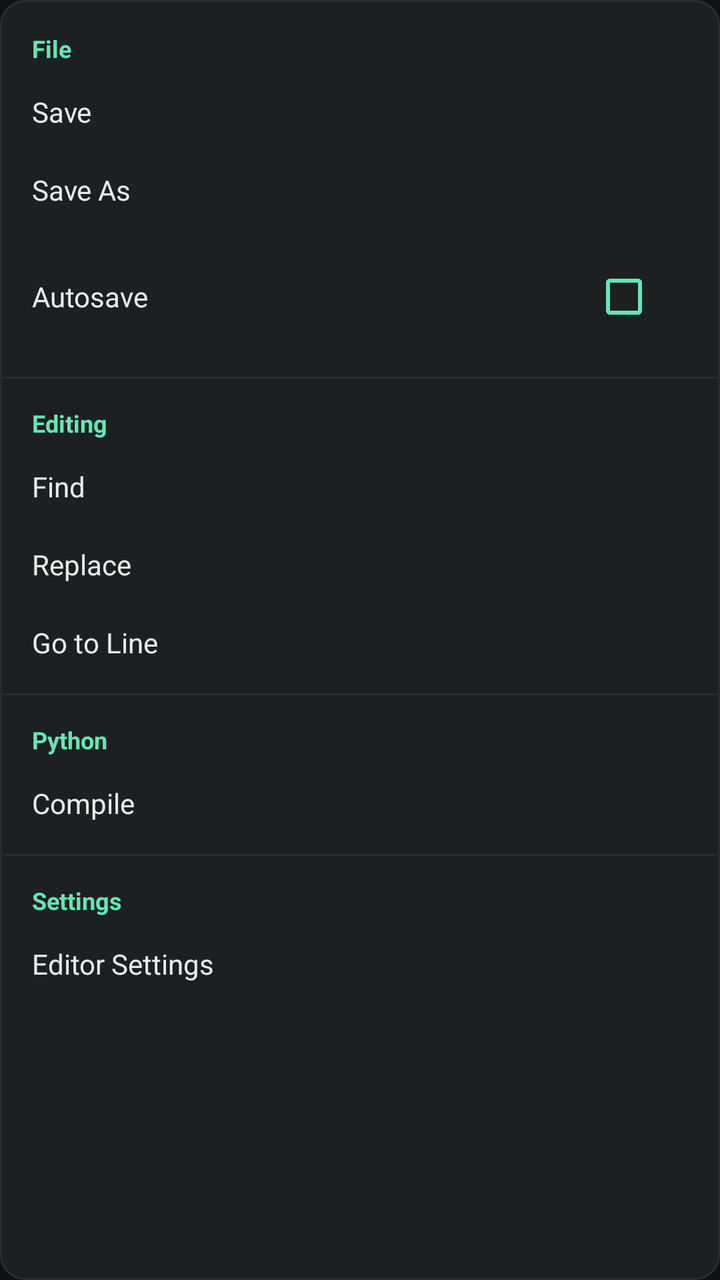
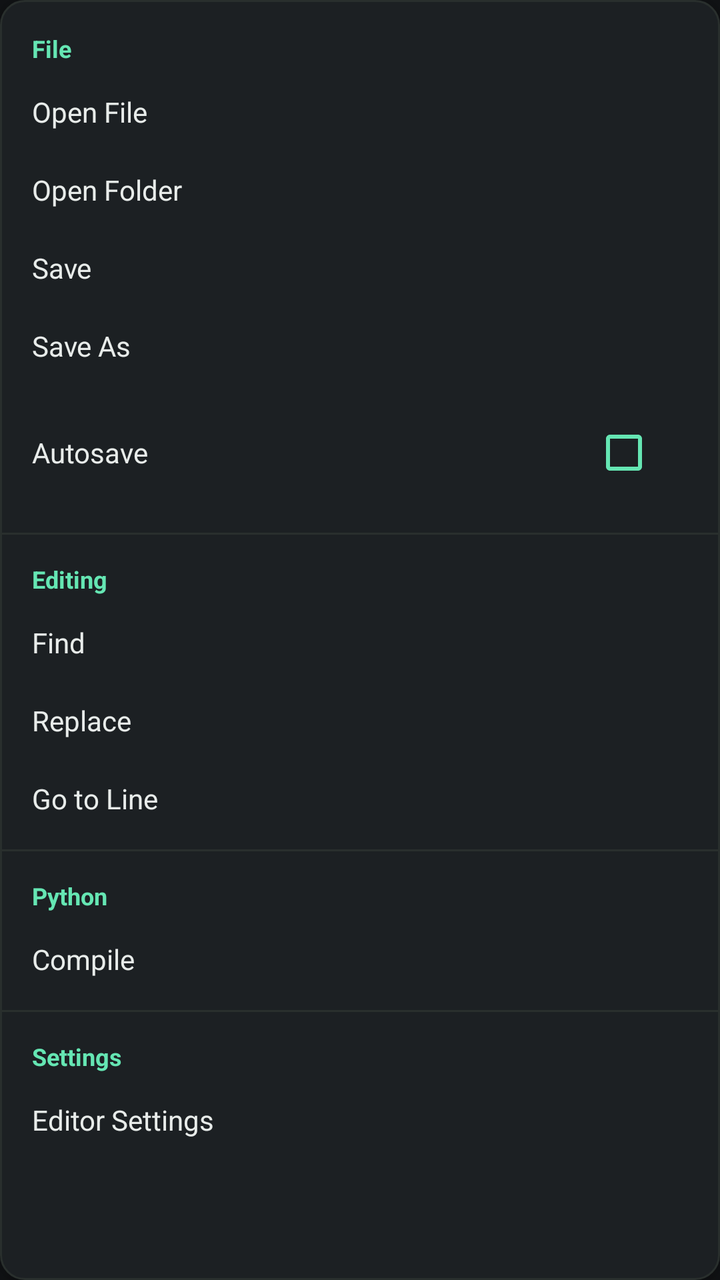

Compare the two renders of this Android layout. The source of the first and the diff that turns it into the second are given below.
<!-- AndroidManifest.xml: application theme Theme.PyEdit -->
<!-- res/layout/popup_menu.xml -->
<?xml version="1.0" encoding="utf-8"?>
<LinearLayout xmlns:android="http://schemas.android.com/apk/res/android"
    android:layout_width="wrap_content"
    android:minWidth="200dp"
    android:layout_height="wrap_content"
    android:orientation="vertical"
    android:background="@drawable/popup_bg"
    android:elevation="8dp"
    android:paddingTop="8dp"
    android:paddingBottom="8dp">

    <TextView android:text="@string/menu_file" style="@style/PopupMenuSectionLabel" />
    <TextView android:id="@+id/menu_item_save" android:text="@string/menu_save" style="@style/PopupMenuItem" />
    <TextView android:id="@+id/menu_item_save_as" android:text="@string/menu_save_as" style="@style/PopupMenuItem" />

    <LinearLayout
        android:id="@+id/menu_item_autosave"
        style="@style/PopupMenuItemRow">
        <TextView
            android:layout_width="0dp"
            android:layout_height="wrap_content"
            android:layout_weight="1"
            android:text="@string/menu_autosave"
            android:textColor="@color/text_normal"
            android:textSize="14sp" />
        <CheckBox
            android:id="@+id/checkbox_autosave"
            android:layout_width="wrap_content"
            android:layout_height="wrap_content"
            android:buttonTint="@color/mint_primary" />
    </LinearLayout>

    <View style="@style/PopupMenuDivider" />

    <TextView android:text="@string/menu_editing" style="@style/PopupMenuSectionLabel" />
    <TextView android:id="@+id/menu_item_find" android:text="@string/menu_find" style="@style/PopupMenuItem" />
    <TextView android:id="@+id/menu_item_replace" android:text="@string/menu_replace" style="@style/PopupMenuItem" />
    <TextView android:id="@+id/menu_item_go_to_line" android:text="@string/menu_go_to_line" style="@style/PopupMenuItem" />

    <View style="@style/PopupMenuDivider" />

    <TextView android:text="@string/menu_python" style="@style/PopupMenuSectionLabel" />
    <TextView android:id="@+id/menu_item_compile" android:text="@string/menu_compile" style="@style/PopupMenuItem" />

    <View style="@style/PopupMenuDivider" />

    <TextView android:text="@string/menu_settings" style="@style/PopupMenuSectionLabel" />
    <TextView android:id="@+id/menu_item_editor_settings" android:text="@string/menu_editor_settings" style="@style/PopupMenuItem" />

</LinearLayout>
<!-- resources referenced by this layout -->
<resources>
  <color name="mint_primary">#65E6B3</color>
  <color name="text_normal">#E8ECEA</color>
  <!-- drawable popup_bg (drawable) -->
  <?xml version="1.0" encoding="utf-8"?>
  <shape xmlns:android="http://schemas.android.com/apk/res/android"
      android:shape="rectangle">
      <solid android:color="@color/popup_background" />
      <corners android:radius="12dp" />
      <stroke
          android:width="1dp"
          android:color="@color/border_divider" />
  </shape>
  <string name="menu_autosave">Autosave</string>
  <string name="menu_compile">Compile</string>
  <string name="menu_editing">Editing</string>
  <string name="menu_editor_settings">Editor Settings</string>
  <string name="menu_file">File</string>
  <string name="menu_find">Find</string>
  <string name="menu_go_to_line">Go to Line</string>
  <string name="menu_python">Python</string>
  <string name="menu_replace">Replace</string>
  <string name="menu_save">Save</string>
  <string name="menu_save_as">Save As</string>
  <string name="menu_settings">Settings</string>
  <style name="PopupMenuDivider">
          <item name="android:layout_width">match_parent</item>
          <item name="android:layout_height">1dp</item>
          <item name="android:layout_marginTop">6dp</item>
          <item name="android:layout_marginBottom">6dp</item>
          <item name="android:background">@color/border_divider</item>
      </style>
  <style name="PopupMenuItem">
          <item name="android:layout_width">match_parent</item>
          <item name="android:layout_height">wrap_content</item>
          <item name="android:paddingStart">16dp</item>
          <item name="android:paddingEnd">16dp</item>
          <item name="android:paddingTop">10dp</item>
          <item name="android:paddingBottom">10dp</item>
          <item name="android:textColor">@color/text_normal</item>
          <item name="android:textSize">14sp</item>
          <item name="android:background">?attr/selectableItemBackground</item>
          <item name="android:clickable">true</item>
          <item name="android:focusable">true</item>
      </style>
  <style name="PopupMenuItemRow">
          <item name="android:layout_width">match_parent</item>
          <item name="android:layout_height">wrap_content</item>
          <item name="android:orientation">horizontal</item>
          <item name="android:paddingStart">16dp</item>
          <item name="android:paddingEnd">16dp</item>
          <item name="android:paddingTop">10dp</item>
          <item name="android:paddingBottom">10dp</item>
          <item name="android:gravity">center_vertical</item>
      </style>
  <style name="PopupMenuSectionLabel">
          <item name="android:layout_width">match_parent</item>
          <item name="android:layout_height">wrap_content</item>
          <item name="android:paddingStart">16dp</item>
          <item name="android:paddingEnd">16dp</item>
          <item name="android:paddingTop">8dp</item>
          <item name="android:paddingBottom">4dp</item>
          <item name="android:textColor">@color/mint_primary</item>
          <item name="android:textSize">12sp</item>
          <item name="android:textStyle">bold</item>
      </style>
  <color name="popup_background">#1C2023</color>
  <color name="border_divider">#292F2D</color>
  <color name="topbar_background">#181B1E</color>
  <color name="editor_background">#111315</color>
</resources>

<!-- the commit's change to res/layout/popup_menu.xml (unified diff, before → after) -->
@@ -10,6 +10,8 @@
     android:paddingBottom="8dp">
 
     <TextView android:text="@string/menu_file" style="@style/PopupMenuSectionLabel" />
+    <TextView android:id="@+id/menu_item_open_file" android:text="@string/open_file" style="@style/PopupMenuItem" />
+    <TextView android:id="@+id/menu_item_open_folder" android:text="@string/open_folder" style="@style/PopupMenuItem" />
     <TextView android:id="@+id/menu_item_save" android:text="@string/menu_save" style="@style/PopupMenuItem" />
     <TextView android:id="@+id/menu_item_save_as" android:text="@string/menu_save_as" style="@style/PopupMenuItem" />
 
<!-- resource entries referenced after the edit -->
@@ -24,6 +24,8 @@
   <string name="menu_save">Save</string>
   <string name="menu_save_as">Save As</string>
   <string name="menu_settings">Settings</string>
+  <string name="open_file">Open File</string>
+  <string name="open_folder">Open Folder</string>
   <style name="PopupMenuDivider">
           <item name="android:layout_width">match_parent</item>
           <item name="android:layout_height">1dp</item>
